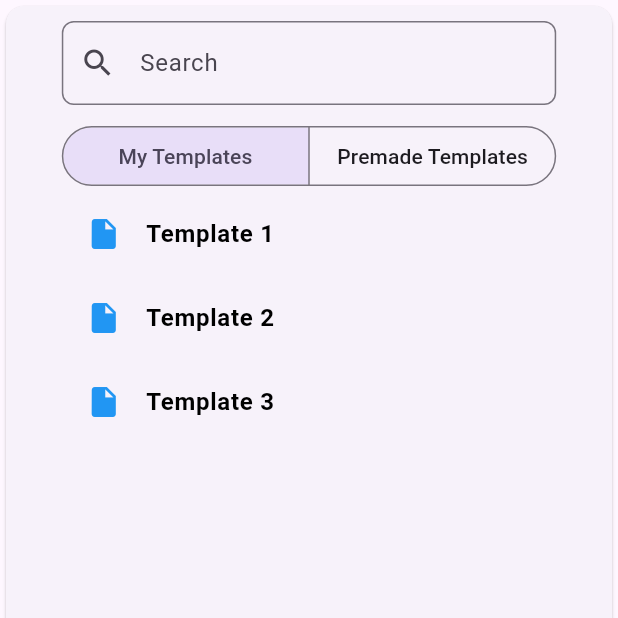
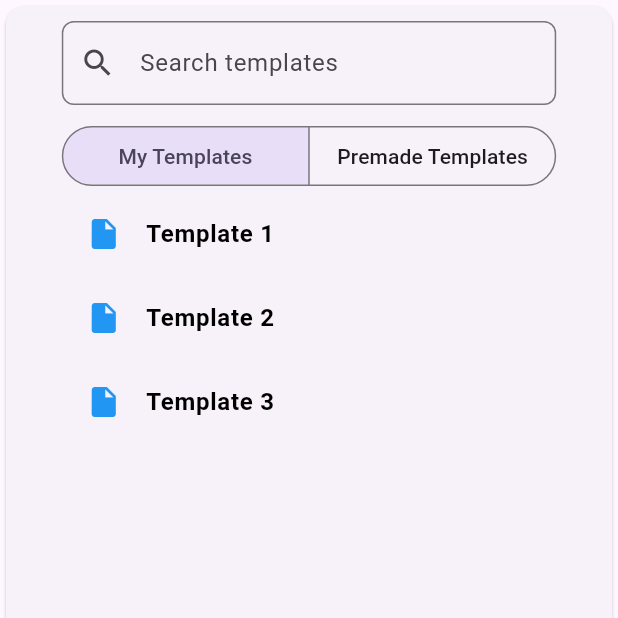
Before and after one commit to ruchihegde/exercise_tracking_app, a Flutter app: the TemplatesView screen opened directly, on a phone screen of 412 x 824 dp, the top half of it. Run offline on Flutter 3.47's test engine with Material 3 defaults, Android fonts, the phone set to English and light mode, and no system bars.

Commit message:
updated search text

```diff
--- a/lib/views/widgets/TemplateList.dart
+++ b/lib/views/widgets/TemplateList.dart
@@ -63,7 +63,7 @@ class _TemplateListState extends State<TemplateList> {
               child: TextField(
               controller: searchController,
               decoration: InputDecoration(
-                labelText: 'Search',
+                labelText: 'Search templates',
                 prefixIcon: const Icon(Icons.search),
                 border: OutlineInputBorder(
                   borderRadius: BorderRadius.circular(8.0),
```
